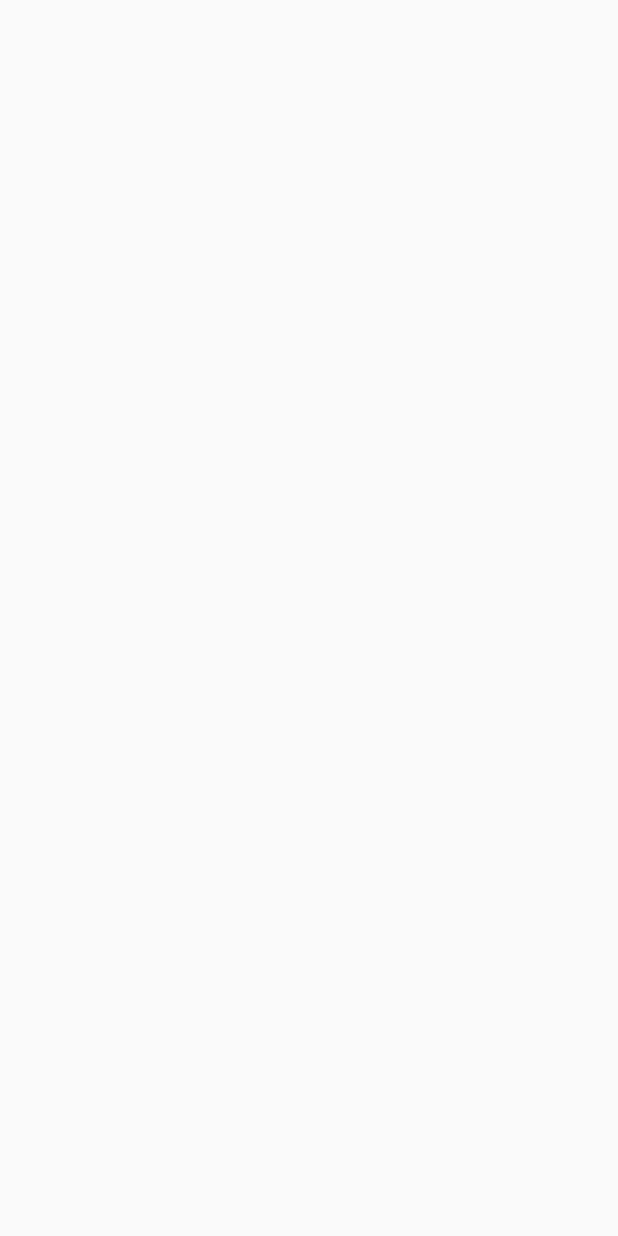
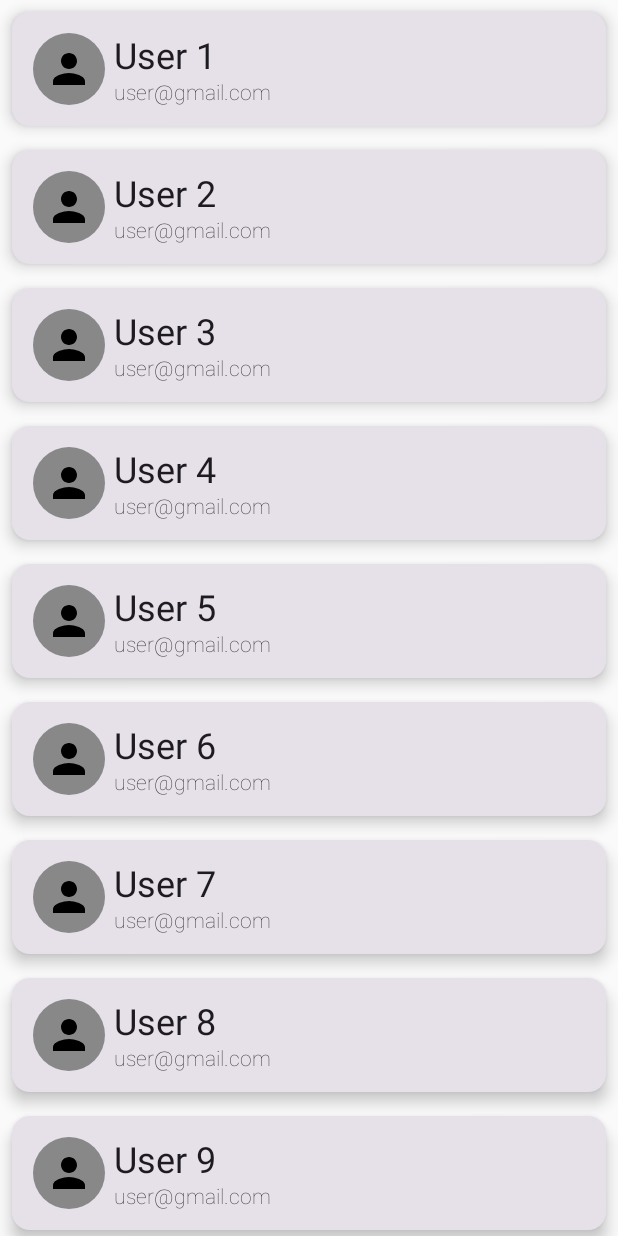
Before and after one commit to deepak252/AndroidJetpackCompose, an Android app built with Jetpack Compose: the screen it shows after launch (MainActivity), on a phone screen of 412 x 824 dp. Before the commit the screen is empty. Run offline under Robolectric (Android 15) with nearby library versions, the phone set to English and light mode, and no system bars.

Commit message:
Row, Column, LazyColumn(RecyclerView)

```diff
--- a/app/src/main/java/com/example/jetpackcomposeapp/MainActivity.kt
+++ b/app/src/main/java/com/example/jetpackcomposeapp/MainActivity.kt
@@ -3,20 +3,151 @@ package com.example.jetpackcomposeapp
 import android.os.Bundle
 import androidx.activity.ComponentActivity
 import androidx.activity.compose.setContent
+import androidx.compose.foundation.Image
+import androidx.compose.foundation.background
+import androidx.compose.foundation.clickable
+import androidx.compose.foundation.layout.Arrangement
+import androidx.compose.foundation.layout.Column
+import androidx.compose.foundation.layout.Row
 import androidx.compose.foundation.layout.fillMaxSize
+import androidx.compose.foundation.layout.padding
+import androidx.compose.foundation.layout.size
+import androidx.compose.foundation.lazy.LazyColumn
+import androidx.compose.foundation.lazy.items
+import androidx.compose.foundation.rememberScrollState
+import androidx.compose.foundation.shape.CircleShape
+import androidx.compose.foundation.verticalScroll
+import androidx.compose.material3.Card
+import androidx.compose.material3.CardDefaults
 import androidx.compose.material3.MaterialTheme
 import androidx.compose.material3.Surface
 import androidx.compose.material3.Text
 import androidx.compose.runtime.Composable
+import androidx.compose.ui.Alignment
 import androidx.compose.ui.Modifier
+import androidx.compose.ui.draw.clip
+import androidx.compose.ui.graphics.Color
+import androidx.compose.ui.layout.ContentScale
+import androidx.compose.ui.res.painterResource
+import androidx.compose.ui.text.font.FontWeight
 import androidx.compose.ui.tooling.preview.Preview
+import androidx.compose.ui.unit.dp
 import com.example.jetpackcomposeapp.ui.theme.JetpackComposeAppTheme
 
 class MainActivity : ComponentActivity() {
     override fun onCreate(savedInstanceState: Bundle?) {
         super.onCreate(savedInstanceState)
         setContent {
-
+            PreviewUserList()
         }
     }
 }
+
+var  users : MutableList<User> = mutableListOf(
+    User(R.drawable.baseline_person_24,"User 1","user@gmail.com"),
+    User(R.drawable.baseline_person_24,"User 2","user@gmail.com"),
+    User(R.drawable.baseline_person_24,"User 3","user@gmail.com"),
+    User(R.drawable.baseline_person_24,"User 4","user@gmail.com"),
+    User(R.drawable.baseline_person_24,"User 5","user@gmail.com"),
+    User(R.drawable.baseline_person_24,"User 6","user@gmail.com"),
+    User(R.drawable.baseline_person_24,"User 7","user@gmail.com"),
+    User(R.drawable.baseline_person_24,"User 8","user@gmail.com"),
+    User(R.drawable.baseline_person_24,"User 9","user@gmail.com"),
+    User(R.drawable.baseline_person_24,"User 10","user@gmail.com"),
+    User(R.drawable.baseline_person_24,"User 11","user@gmail.com"),
+    User(R.drawable.baseline_person_24,"User 12","user@gmail.com"),
+    User(R.drawable.baseline_person_24,"User 13","user@gmail.com"),
+    User(R.drawable.baseline_person_24,"User 14","user@gmail.com"),
+    User(R.drawable.baseline_person_24,"User 15","user@gmail.com"),
+    User(R.drawable.baseline_person_24,"User 16","user@gmail.com"),
+    User(R.drawable.baseline_person_24,"User 17","user@gmail.com"),
+    User(R.drawable.baseline_person_24,"User 18","user@gmail.com"),
+)
+
+
+@Preview
+@Composable
+fun PreviewUserList(){
+    LazyColumn(content = {
+        items(users){
+            UserTile(user = it)
+        }
+    })
+//    Column(
+//        modifier = Modifier.verticalScroll(rememberScrollState())
+//    ){
+//        users.map {
+//            UserTile(user = it)
+//        }
+//    }
+}
+
+
+@Composable
+fun UserTile(user : User){
+    Card(
+        elevation = CardDefaults.cardElevation(
+            defaultElevation = 6.dp
+        ),
+        modifier = Modifier.padding(8.dp)
+    ) {
+        Row(
+            verticalAlignment = Alignment.CenterVertically,
+            modifier = Modifier.padding(8.dp)
+        ) {
+            CircularImage(
+                user.img,
+            )
+
+            Column(
+                verticalArrangement = Arrangement.SpaceEvenly,
+                modifier = Modifier.weight(.9f)
+            ) {
+                Text(
+                    user.title,
+//                    fontWeight = FontWeight.Bold
+                    style = MaterialTheme.typography.headlineSmall
+                )
+                Text(
+                    user.subtitle,
+                    fontWeight = FontWeight.Thin
+                )
+            }
+        }
+    }
+}
+
+
+@Composable
+fun CircularImage(img : Int, modifier: Modifier=Modifier){
+    Image(
+        painter = painterResource(id = img),
+        contentDescription = "Circular Image",
+        modifier = modifier
+            .size(60.dp)
+            .padding(6.dp)
+            .clip(CircleShape)
+            .background(Color.Gray)
+            .padding(8.dp)
+        ,
+        contentScale = ContentScale.Fit
+
+    )
+}
+
+//@Preview(name = "User Tile", showBackground = true, )
+//@Composable
+//fun PreviewUserTile(){
+//    UserTile(
+//        R.drawable.baseline_person_24,
+//        "User 1",
+//        "user@gmail.com"
+//    )
+//}
+
+
+data class User(
+    val img : Int,
+    val title : String,
+    val subtitle : String
+)
--- /dev/null
+++ b/app/src/main/res/drawable/baseline_person_24.xml
@@ -0,0 +1,5 @@
+<vector android:height="24dp" android:tint="#000000"
+    android:viewportHeight="24" android:viewportWidth="24"
+    android:width="24dp" xmlns:android="http://schemas.android.com/apk/res/android">
+    <path android:fillColor="@android:color/white" android:pathData="M12,12c2.21,0 4,-1.79 4,-4s-1.79,-4 -4,-4 -4,1.79 -4,4 1.79,4 4,4zM12,14c-2.67,0 -8,1.34 -8,4v2h16v-2c0,-2.66 -5.33,-4 -8,-4z"/>
+</vector>
```
